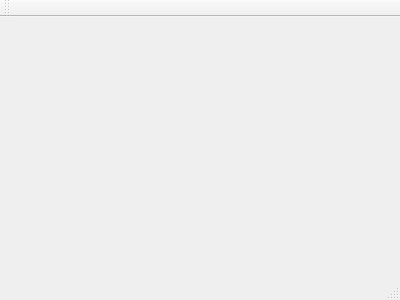
First picture: the form in mainwindow.ui, repository jcespinoza/SocketServer, before the edit.
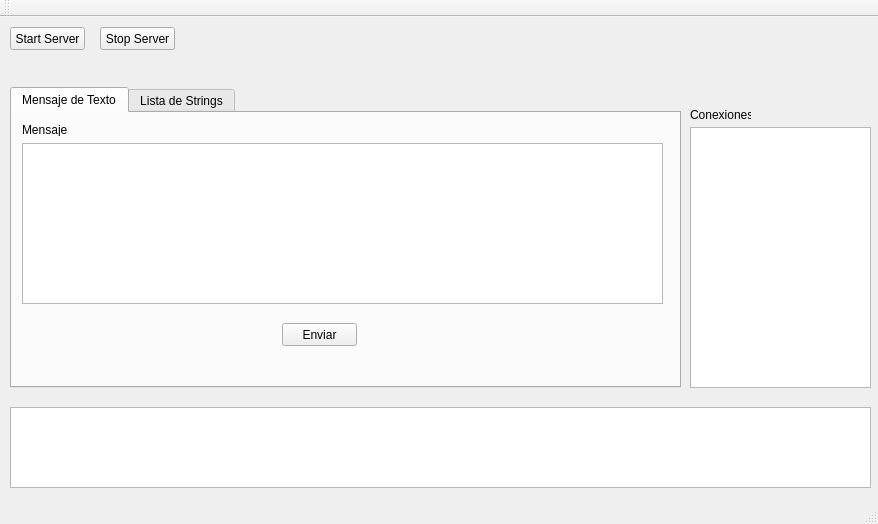
Second picture: the form after the edit.

The edit to the form file:
```diff
--- a/mainwindow.ui
+++ b/mainwindow.ui
@@ -1,24 +1,158 @@
 <ui version="4.0">
  <class>MainWindow</class>
- <widget class="QMainWindow" name="MainWindow" >
-  <property name="geometry" >
+ <widget class="QMainWindow" name="MainWindow">
+  <property name="geometry">
    <rect>
     <x>0</x>
     <y>0</y>
-    <width>400</width>
-    <height>300</height>
+    <width>878</width>
+    <height>524</height>
    </rect>
   </property>
   <property name="windowTitle" >
    <string>MainWindow</string>
   </property>
-  <widget class="QMenuBar" name="menuBar" />
-  <widget class="QToolBar" name="mainToolBar" />
-  <widget class="QWidget" name="centralWidget" />
-  <widget class="QStatusBar" name="statusBar" />
+  <widget class="QWidget" name="centralWidget">
+   <widget class="QTextEdit" name="textEdit">
+    <property name="geometry">
+     <rect>
+      <x>10</x>
+      <y>390</y>
+      <width>861</width>
+      <height>81</height>
+     </rect>
+    </property>
+   </widget>
+   <widget class="QPushButton" name="pbStart">
+    <property name="geometry">
+     <rect>
+      <x>10</x>
+      <y>10</y>
+      <width>75</width>
+      <height>23</height>
+     </rect>
+    </property>
+    <property name="text">
+     <string>Start Server</string>
+    </property>
+   </widget>
+   <widget class="QPushButton" name="pbStop">
+    <property name="geometry">
+     <rect>
+      <x>100</x>
+      <y>10</y>
+      <width>75</width>
+      <height>23</height>
+     </rect>
+    </property>
+    <property name="text">
+     <string>Stop Server</string>
+    </property>
+   </widget>
+   <widget class="QTabWidget" name="tabWidget">
+    <property name="geometry">
+     <rect>
+      <x>10</x>
+      <y>70</y>
+      <width>671</width>
+      <height>301</height>
+     </rect>
+    </property>
+    <property name="currentIndex">
+     <number>0</number>
+    </property>
+    <widget class="QWidget" name="tbMT">
+     <attribute name="title">
+      <string>Mensaje de Texto</string>
+     </attribute>
+     <widget class="QLabel" name="Mensaje">
+      <property name="geometry">
+       <rect>
+        <x>10</x>
+        <y>10</y>
+        <width>46</width>
+        <height>13</height>
+       </rect>
+      </property>
+      <property name="text">
+       <string>Mensaje:</string>
+      </property>
+     </widget>
+     <widget class="QTextEdit" name="textEdit_2">
+      <property name="geometry">
+       <rect>
+        <x>10</x>
+        <y>30</y>
+        <width>641</width>
+        <height>161</height>
+       </rect>
+      </property>
+     </widget>
+     <widget class="QPushButton" name="pbSendMT">
+      <property name="geometry">
+       <rect>
+        <x>270</x>
+        <y>210</y>
+        <width>75</width>
+        <height>23</height>
+       </rect>
+      </property>
+      <property name="text">
+       <string>Enviar</string>
+      </property>
+     </widget>
+    </widget>
+    <widget class="QWidget" name="tab_2">
+     <attribute name="title">
+      <string>Lista de Strings</string>
+     </attribute>
+    </widget>
+   </widget>
+   <widget class="QListWidget" name="lwConexions">
+    <property name="geometry">
+     <rect>
+      <x>690</x>
+      <y>110</y>
+      <width>181</width>
+      <height>261</height>
+     </rect>
+    </property>
+   </widget>
+   <widget class="QLabel" name="label">
+    <property name="geometry">
+     <rect>
+      <x>690</x>
+      <y>90</y>
+      <width>61</width>
+      <height>16</height>
+     </rect>
+    </property>
+    <property name="text">
+     <string>Conexiones</string>
+    </property>
+   </widget>
+  </widget>
+  <widget class="QMenuBar" name="menuBar">
+   <property name="geometry">
+    <rect>
+     <x>0</x>
+     <y>0</y>
+     <width>878</width>
+     <height>21</height>
+    </rect>
+   </property>
+  </widget>
+  <widget class="QToolBar" name="mainToolBar">
+   <attribute name="toolBarArea">
+    <enum>TopToolBarArea</enum>
+   </attribute>
+   <attribute name="toolBarBreak">
+    <bool>false</bool>
+   </attribute>
+  </widget>
+  <widget class="QStatusBar" name="statusBar"/>
  </widget>
- <layoutDefault spacing="6" margin="11" />
- <pixmapfunction></pixmapfunction>
+ <layoutdefault spacing="6" margin="11"/>
  <resources/>
  <connections/>
 </ui>
```
Left out of the diff: 3 changed lines with no effect on the pictures.
